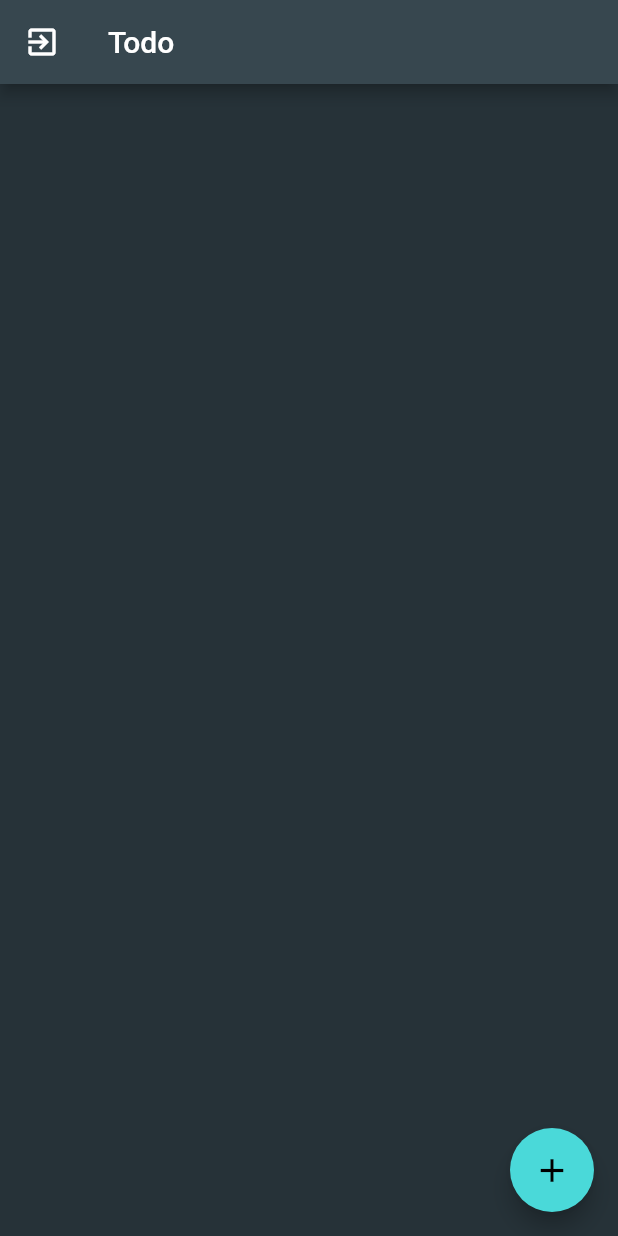
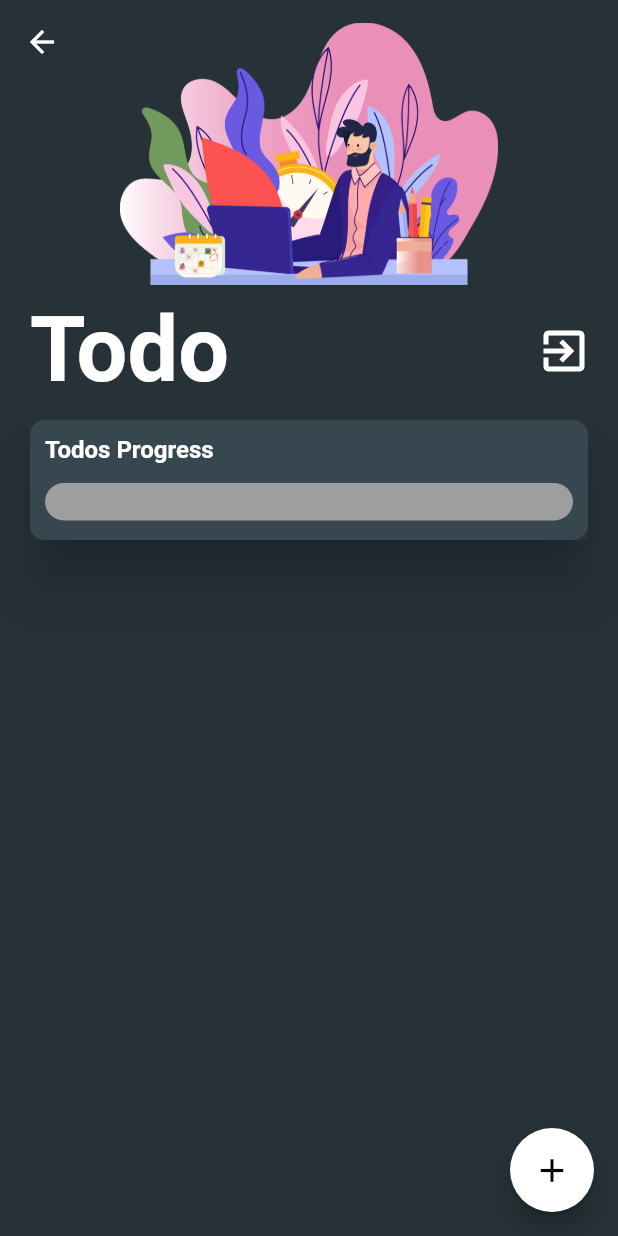
Before and after one commit to mmart1n/todo, a Flutter app: the HomePage screen opened by its route, on a phone screen of 412 x 824 dp. Run offline on Flutter 3.47's test engine with Material 2 defaults, Android fonts, the phone set to English and light mode, and no system bars; our stand-ins replace auto_route, bloc, cloud_firestore, dartz, firebase_auth, firebase_core and 2 more; accounts and stored records are empty; Roboto replaces fonts that are missing (Rubik).

Commit message:
feat(redisign): initial impl

```diff
--- a/lib/domain/todo/entities/todo_color.dart
+++ b/lib/domain/todo/entities/todo_color.dart
@@ -4,12 +4,12 @@ class TodoColor {
   final Color color;
 
   static const List<Color> predefinedColors = [
-    Color(0xfffa8072),
-    Color(0xff87BCDE),
-    Color(0xff805E73),
-    Color(0xfffca3b7),
-    Color(0xff997950),
-    Color(0xff2D4654),
+    Color(0xffD62006),
+    Color(0xff3BC1EC),
+    Color(0xffF5C412),
+    Color(0xff1246F5),
+    Color(0xff6CB705),
+    Color(0xff9A54E6),
   ];
 
   TodoColor({required this.color});
--- a/lib/presentation/home/home_page.dart
+++ b/lib/presentation/home/home_page.dart
@@ -53,7 +53,7 @@ class HomePage extends StatelessWidget {
           }),
         ],
         child: Scaffold(
-          appBar: AppBar(
+          /*appBar: AppBar(
             leading: IconButton(
               onPressed: () {
                 BlocProvider.of<AuthBloc>(context).add(SignOutPressedEvent());
@@ -61,10 +61,10 @@ class HomePage extends StatelessWidget {
               icon: const Icon(Icons.exit_to_app),
             ),
             title: const Text("Todo"),
-          ),
+          ),*/
           body: const HomeBody(),
           floatingActionButton: FloatingActionButton(
-            backgroundColor: Theme.of(context).colorScheme.secondary,
+            backgroundColor: Colors.white,
             onPressed: () {
               AutoRouter.of(context).push(TodoDetailRoute(todo: null));
             },
--- /dev/null
+++ b/lib/presentation/home/widgets/flexible_space.dart
@@ -0,0 +1,42 @@
+import 'package:flutter/material.dart';
+import 'package:flutter_bloc/flutter_bloc.dart';
+import 'package:todo/application/auth/authbloc/auth_bloc.dart';
+
+class FlexibleSpace extends StatelessWidget {
+  const FlexibleSpace({Key? key}) : super(key: key);
+
+  @override
+  Widget build(BuildContext context) {
+    return FlexibleSpaceBar(
+      background: Padding(
+        padding: const EdgeInsets.only(
+          bottom: 90,
+          top: 15,
+        ),
+        child: Image.asset("assets/todo.png"),
+      ),
+      titlePadding: const EdgeInsets.only(
+        left: 20,
+        bottom: 10,
+      ),
+      title: Row(
+        children: [
+          Text(
+            "Todo",
+            textScaleFactor: 2,
+            style: Theme.of(context).textTheme.headline1!.copyWith(
+                  fontWeight: FontWeight.bold,
+                ),
+          ),
+          const Spacer(),
+          IconButton(
+            onPressed: () {
+              BlocProvider.of<AuthBloc>(context).add(SignOutPressedEvent());
+            },
+            icon: const Icon(Icons.exit_to_app),
+          ),
+        ],
+      ),
+    );
+  }
+}
--- a/lib/presentation/home/widgets/home_body.dart
+++ b/lib/presentation/home/widgets/home_body.dart
@@ -1,11 +1,15 @@
 import 'package:flutter/material.dart';
 import 'package:flutter_bloc/flutter_bloc.dart';
+import 'package:todo/application/auth/authbloc/auth_bloc.dart';
 import 'package:todo/application/todos/observer/observer_bloc.dart';
-import 'package:todo/presentation/home/widgets/todo_card.dart';
+import 'package:todo/presentation/home/widgets/flexible_space.dart';
+import 'package:todo/presentation/home/widgets/progress_bar.dart';
+import 'package:todo/presentation/home/widgets/todo_item.dart';
 
 class HomeBody extends StatelessWidget {
   const HomeBody({Key? key}) : super(key: key);
 
+  static const double _spacing = 20;
   @override
   Widget build(BuildContext context) {
     final themeData = Theme.of(context);
@@ -24,14 +28,52 @@ class HomeBody extends StatelessWidget {
             child: Text("Failure"),
           );
         } else if (state is ObserverSuccess) {
-          return ListView.builder(
-              itemCount: state.todos.length,
-              itemBuilder: (context, index) {
-                final todo = state.todos[index];
-                return TodoCard(
-                  todo: todo,
-                );
-              });
+          // SafeArea - stay below the status bar
+          return SafeArea(
+            child: CustomScrollView(
+              physics: const BouncingScrollPhysics(),
+              slivers: [
+                SliverAppBar(
+                  collapsedHeight: 70,
+                  expandedHeight: 280,
+                  backgroundColor: themeData.scaffoldBackgroundColor,
+                  pinned: true,
+                  flexibleSpace: const FlexibleSpace(),
+                ),
+                // converts its child to sliver
+                SliverPadding(
+                  padding: const EdgeInsets.only(
+                    left: _spacing,
+                    right: _spacing,
+                  ),
+                  sliver: SliverToBoxAdapter(
+                    child: ProgressBar(todos: state.todos),
+                  ),
+                ),
+                SliverPadding(
+                  padding: const EdgeInsets.all(_spacing),
+                  sliver: SliverGrid(
+                    delegate: SliverChildBuilderDelegate(
+                      (context, index) {
+                        final todo = state.todos[index];
+                        return TodoItem(
+                          todo: todo,
+                        );
+                      },
+                      childCount: state.todos.length,
+                    ),
+                    gridDelegate:
+                        const SliverGridDelegateWithMaxCrossAxisExtent(
+                      maxCrossAxisExtent: 200,
+                      crossAxisSpacing: _spacing,
+                      mainAxisSpacing: _spacing,
+                      childAspectRatio: 4 / 5,
+                    ),
+                  ),
+                ),
+              ],
+            ),
+          );
         }
         return Container();
       },
--- /dev/null
+++ b/lib/presentation/home/widgets/progress_bar.dart
@@ -0,0 +1,73 @@
+import 'package:flutter/material.dart';
+import 'package:todo/domain/todo/entities/todo.dart';
+import 'package:todo/presentation/home/widgets/progress_bar_painter.dart';
+
+class ProgressBar extends StatelessWidget {
+  final List<Todo> todos;
+  const ProgressBar({Key? key, required this.todos}) : super(key: key);
+
+  // better create new use case for this function
+  double _getDoneTodoPercentage({required List<Todo> todos}) {
+    int done = 0;
+
+    for (var todo in todos) {
+      if (todo.done) {
+        done++;
+      }
+    }
+
+    double percent = (1 / todos.length) * done;
+    return percent;
+  }
+
+  @override
+  Widget build(BuildContext context) {
+    final radius = BorderRadius.circular(10);
+    final themeData = Theme.of(context);
+
+    return Material(
+      elevation: 16,
+      child: Container(
+        height: 80,
+        decoration: BoxDecoration(
+          color: themeData.appBarTheme.backgroundColor,
+          borderRadius: radius,
+        ),
+        child: Padding(
+          padding: const EdgeInsets.all(10),
+          child: Column(
+            crossAxisAlignment: CrossAxisAlignment.start,
+            children: [
+              Text(
+                "Todos Progress",
+                style: themeData.textTheme.headline1!.copyWith(
+                  fontSize: 16,
+                ),
+              ),
+              const SizedBox(
+                height: 10,
+              ),
+              Expanded(
+                child: LayoutBuilder(
+                  builder: (context, constraints) {
+                    return Center(
+                      child: CustomPaint(
+                        painter: ProgressPainter(
+                          barHeight: 25,
+                          barWidth: constraints.maxWidth,
+                          donePercent: _getDoneTodoPercentage(todos: todos),
+                          backgroundColor: Colors.grey,
+                          percentageColor: Colors.tealAccent,
+                        ),
+                      ),
+                    );
+                  },
+                ),
+              ),
+            ],
+          ),
+        ),
+      ),
+    );
+  }
+}
--- /dev/null
+++ b/lib/presentation/home/widgets/progress_bar_painter.dart
@@ -0,0 +1,68 @@
+import 'package:flutter/material.dart';
+
+class ProgressPainter extends CustomPainter {
+  double barWidth;
+  double barHeight;
+  double donePercent;
+  Color backgroundColor;
+  Color percentageColor;
+
+  ProgressPainter({
+    required this.barHeight,
+    required this.barWidth,
+    required this.donePercent,
+    required this.backgroundColor,
+    required this.percentageColor,
+  });
+
+  getPaint(Color color) {
+    return Paint()
+      ..color = color
+      ..style = PaintingStyle.fill;
+  }
+
+  @override
+  void paint(Canvas canvas, Size size) {
+    Paint defaultBarPaint = getPaint(backgroundColor);
+    Paint percentageBarPaint = getPaint(percentageColor);
+
+    canvas.drawRRect(
+      RRect.fromRectAndRadius(
+        Offset(
+              -(barWidth / 2),
+              -(barHeight / 2),
+            ) &
+            Size(
+              barWidth,
+              barHeight,
+            ),
+        Radius.circular(
+          barHeight / 2,
+        ),
+      ),
+      defaultBarPaint,
+    );
+
+    canvas.drawRRect(
+      RRect.fromRectAndRadius(
+        Offset(
+              -(barWidth / 2),
+              -(barHeight / 2),
+            ) &
+            Size(
+              barWidth * donePercent,
+              barHeight,
+            ),
+        Radius.circular(
+          barHeight / 2,
+        ),
+      ),
+      percentageBarPaint,
+    );
+  }
+
+  @override
+  bool shouldRepaint(covariant CustomPainter oldDelegate) {
+    return true;
+  }
+}
--- a/pubspec.yaml
+++ b/pubspec.yaml
@@ -53,7 +53,7 @@ dev_dependencies:
   # activated in the `analysis_options.yaml` file located at the root of your
   # package. See that file for information about deactivating specific lint
   # rules and activating additional ones.
-  flutter_lints: ^2.0.0
+  flutter_lints: ^2.0.1
   auto_route_generator: ^5.0.1
   build_runner: ^2.2.0
 
@@ -69,7 +69,8 @@ flutter:
   uses-material-design: true
 
   # To add assets to your application, add an assets section, like this:
-  # assets:
+  assets:
+    - assets/
   #   - images/a_dot_burr.jpeg
   #   - images/a_dot_ham.jpeg
 
```
Also changed, not shown: lib/presentation/home/widgets/todo_card.dart (deleted, +0 -92 lines), lib/presentation/home/widgets/todo_item.dart (added, +138 -0 lines), assets/todo.png (added).
